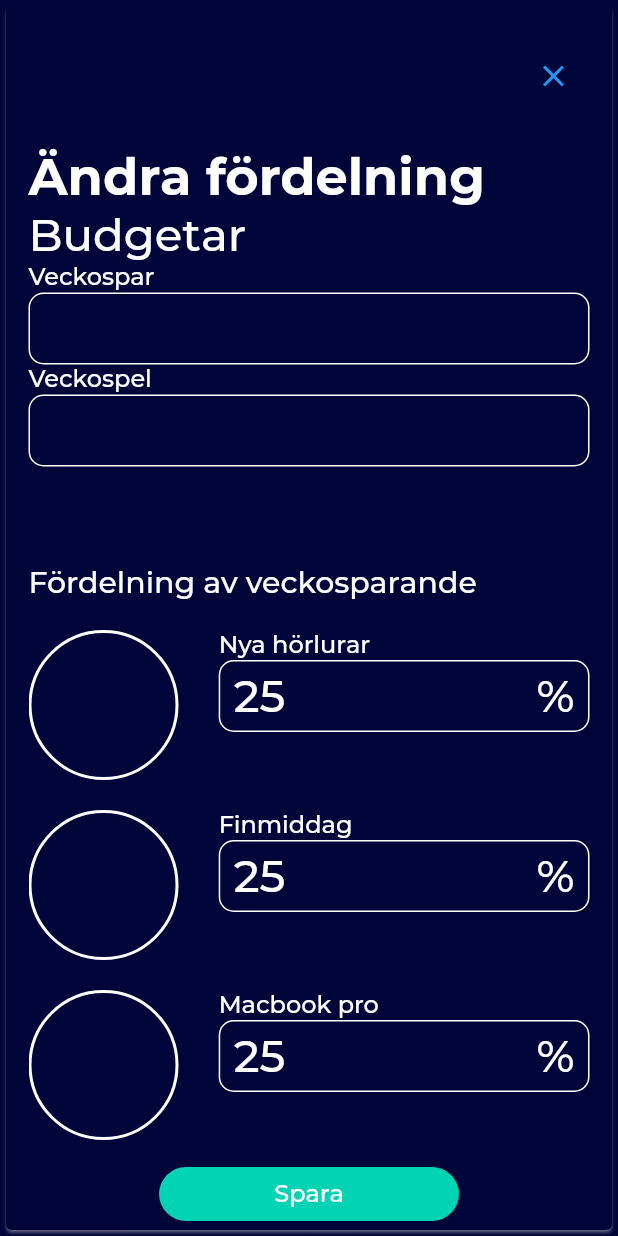
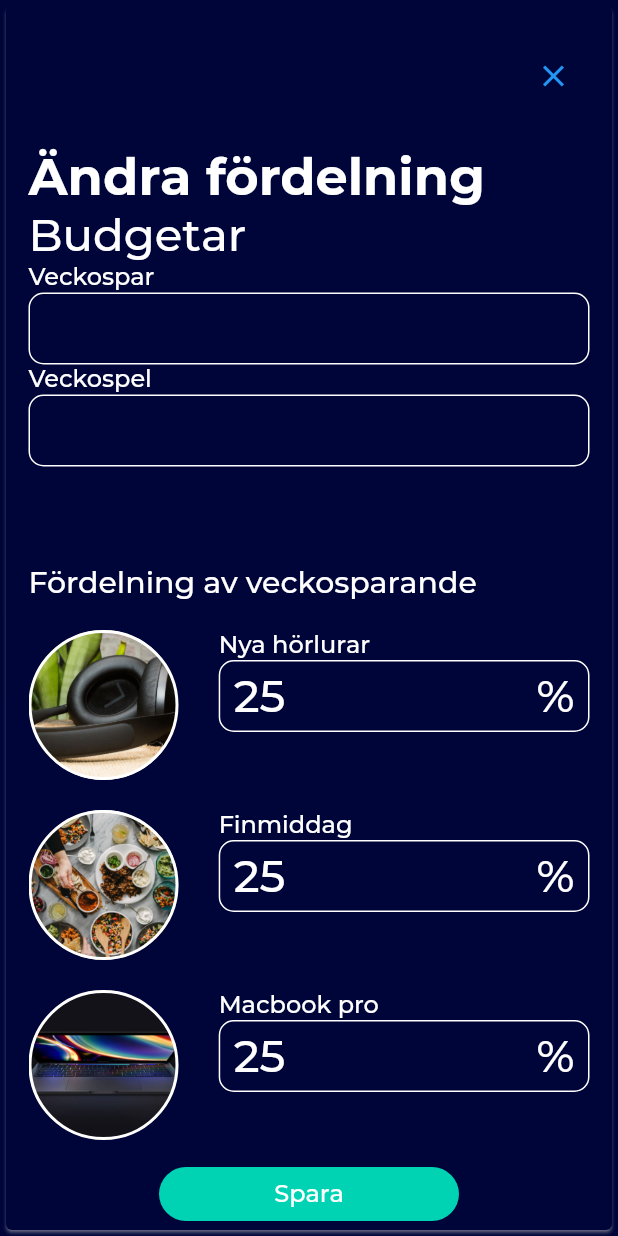
Before and after one commit to juliusolson/rena, a Flutter app: the BudgetChangeView widget shown alone on an empty page, opened directly, on a phone screen of 412 x 824 dp. Run offline on Flutter 3.47's test engine with Material 2 defaults, Android fonts, the light colour scheme and no system bars; our stand-ins replace charts_flutter, percent_indicator; project files that could hold a hidden picture were left out.

Commit message:
add images in change budget view

```diff
--- a/lib/screens/budget/change-budget.dart
+++ b/lib/screens/budget/change-budget.dart
@@ -53,7 +53,9 @@ class _BudgetChangeViewState extends State<BudgetChangeView> {
                                   "Ändra fördelning",
                                   style: Theme.of(context).textTheme.headline1,
                                 ),
-                                Text("Budgetar", style: Theme.of(context).textTheme.bodyText1),
+                                Text("Budgetar",
+                                    style:
+                                        Theme.of(context).textTheme.bodyText1),
                                 FieldWithLabel(savingsController,
                                     label: "Veckospar",
                                     suffix: "kr",
@@ -67,12 +69,16 @@ class _BudgetChangeViewState extends State<BudgetChangeView> {
                           )),
                       Align(
                         alignment: Alignment.centerLeft,
-                        child: Text("Fördelning av veckosparande", style: Theme.of(context).textTheme.bodyText1.copyWith(fontSize: 20)),
+                        child: Text("Fördelning av veckosparande",
+                            style: Theme.of(context)
+                                .textTheme
+                                .bodyText1
+                                .copyWith(fontSize: 20)),
                       ),
                       Flexible(
                           flex: 4,
                           child: Container(
-                            padding: EdgeInsets.only(top:20),
+                              padding: EdgeInsets.only(top: 20),
                               child: ListView.separated(
                                   itemBuilder: (BuildContext context, int idx) {
                                     List<Goal> goals = this.widget.data.goals;
@@ -84,6 +90,10 @@ class _BudgetChangeViewState extends State<BudgetChangeView> {
                                           width: 100,
                                           height: 100,
                                           decoration: BoxDecoration(
+                                              image: DecorationImage(
+                                                  fit: BoxFit.cover,
+                                                  image: AssetImage(
+                                                      goals[idx].image)),
                                               border: Border.all(
                                                   color: Theme.of(context)
                                                       .shadowColor,
```
